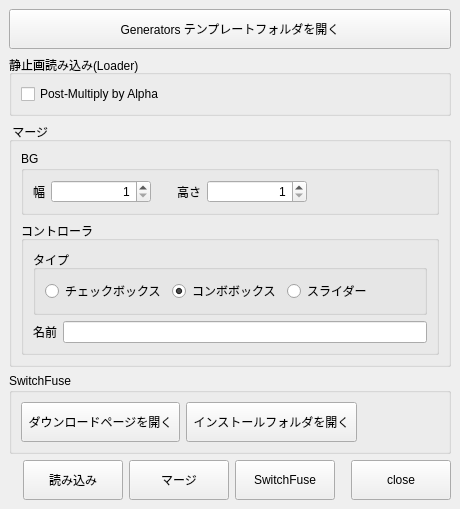
Qt form app/fusion/python/rs_fusion/tool/tatie/tatie.ui (nakano000/Resolve_Script) before a commit.
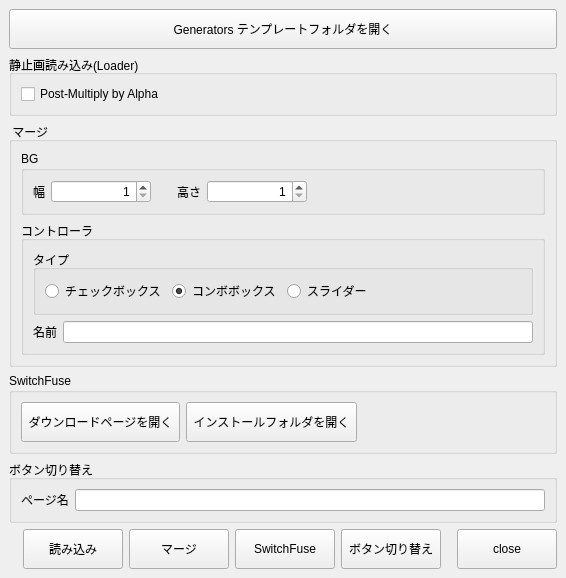
The same form after that commit.

Commit message: ボタン切り替え機能追加

Diff of the .ui file:
```diff
--- a/app/fusion/python/rs_fusion/tool/tatie/tatie.ui
+++ b/app/fusion/python/rs_fusion/tool/tatie/tatie.ui
@@ -6,8 +6,8 @@
    <rect>
     <x>0</x>
     <y>0</y>
-    <width>460</width>
-    <height>458</height>
+    <width>566</width>
+    <height>524</height>
    </rect>
   </property>
   <property name="windowTitle">
@@ -295,6 +295,42 @@
       </layout>
      </widget>
     </item>
+    <item>
+     <widget class="QGroupBox" name="groupBox_6">
+      <property name="title">
+       <string>ボタン切り替え</string>
+      </property>
+      <layout class="QVBoxLayout" name="verticalLayout_5">
+       <item>
+        <layout class="QHBoxLayout" name="horizontalLayout_6">
+         <item>
+          <widget class="QLabel" name="label_4">
+           <property name="text">
+            <string>ページ名</string>
+           </property>
+          </widget>
+         </item>
+         <item>
+          <widget class="QLineEdit" name="pageNameLineEdit"/>
+         </item>
+        </layout>
+       </item>
+       <item>
+        <spacer name="verticalSpacer_3">
+         <property name="orientation">
+          <enum>Qt::Vertical</enum>
+         </property>
+         <property name="sizeHint" stdset="0">
+          <size>
+           <width>20</width>
+           <height>40</height>
+          </size>
+         </property>
+        </spacer>
+       </item>
+      </layout>
+     </widget>
+    </item>
     <item>
      <layout class="QHBoxLayout" name="horizontalLayout_2">
       <item>
@@ -349,6 +385,19 @@
         </property>
        </widget>
       </item>
+      <item>
+       <widget class="QPushButton" name="addButtonButton">
+        <property name="minimumSize">
+         <size>
+          <width>100</width>
+          <height>40</height>
+         </size>
+        </property>
+        <property name="text">
+         <string>ボタン切り替え</string>
+        </property>
+       </widget>
+      </item>
       <item>
        <spacer name="horizontalSpacer_2">
         <property name="orientation">
```
The commit also changes 2 other files.
